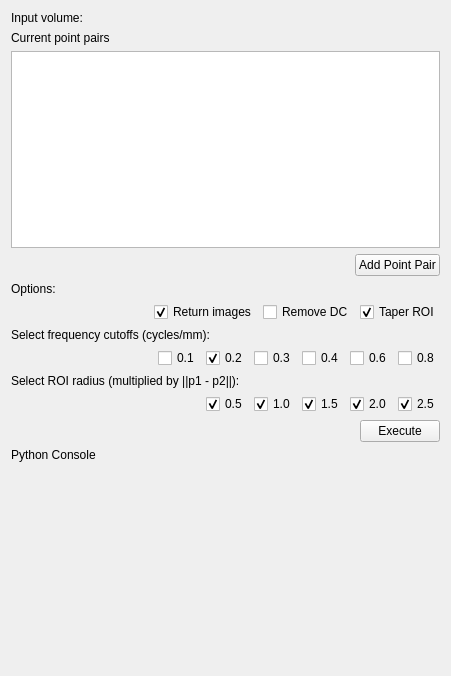
Before: the Qt Designer form AirwayEnergyFraction/Resources/UI/AirwayEnergyFraction.ui in JakeKitzmann/AirwayEnergyFractionSlicer, drawn with Qt 5.
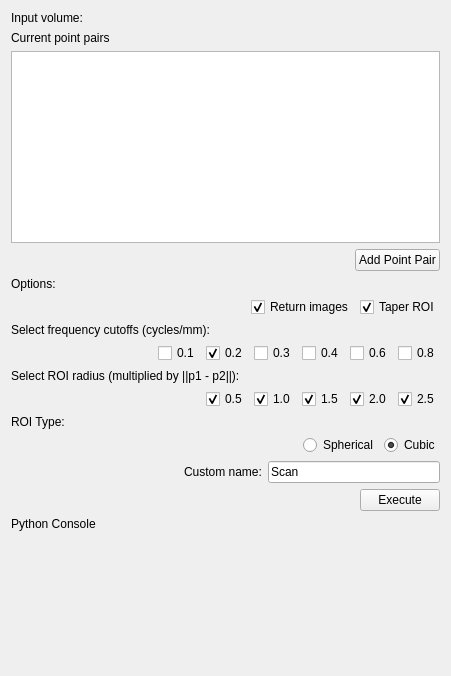
After: the same form once the commit is applied. Custom widgets are drawn as their Qt base class.

Commit message: implemented 2D variant and cubic ROI

What changed in the file:
```diff
--- a/AirwayEnergyFraction/Resources/UI/AirwayEnergyFraction.ui
+++ b/AirwayEnergyFraction/Resources/UI/AirwayEnergyFraction.ui
@@ -114,16 +114,6 @@
          </property>
         </widget>
        </item>
-       <item>
-        <widget class="QCheckBox" name="removeDcCheckbox">
-         <property name="text">
-          <string>Remove DC</string>
-         </property>
-         <property name="checked">
-          <bool>false</bool>
-         </property>
-        </widget>
-       </item>
        <item>
         <widget class="QCheckBox" name="taperRoiCheckbox">
          <property name="text">
@@ -294,6 +284,81 @@
        </item>
       </layout>
      </item>
+     <item>
+      <widget class="QLabel" name="label_2">
+       <property name="text">
+        <string>ROI Type:</string>
+       </property>
+      </widget>
+     </item>
+     <item>
+      <layout class="QHBoxLayout" name="horizontalLayout_4">
+       <item>
+        <spacer name="horizontalSpacer_6">
+         <property name="orientation">
+          <enum>Qt::Horizontal</enum>
+         </property>
+         <property name="sizeHint" stdset="0">
+          <size>
+           <width>40</width>
+           <height>20</height>
+          </size>
+         </property>
+        </spacer>
+       </item>
+       <item>
+        <widget class="QRadioButton" name="sphericalRadioButton">
+         <property name="text">
+          <string>Spherical</string>
+         </property>
+         <property name="checked">
+          <bool>false</bool>
+         </property>
+        </widget>
+       </item>
+       <item>
+        <widget class="QRadioButton" name="cubicRadioButton">
+         <property name="text">
+          <string>Cubic</string>
+         </property>
+         <property name="checked">
+          <bool>true</bool>
+         </property>
+        </widget>
+       </item>
+      </layout>
+     </item>
+     <item>
+      <layout class="QHBoxLayout" name="horizontalLayout_5">
+       <item>
+        <spacer name="horizontalSpacer_7">
+         <property name="orientation">
+          <enum>Qt::Horizontal</enum>
+         </property>
+         <property name="sizeHint" stdset="0">
+          <size>
+           <width>40</width>
+           <height>20</height>
+          </size>
+         </property>
+        </spacer>
+       </item>
+       <item>
+        <widget class="QLabel" name="label_8">
+         <property name="text">
+          <string>Custom name:</string>
+         </property>
+        </widget>
+       </item>
+       <item>
+        <widget class="QLineEdit" name="customLineEdit">
+         <property name="text">
+          <string>Scan</string>
+         </property>
+        </widget>
+       </item>
+      </layout>
+     </item>
      <item>
       <layout class="QHBoxLayout" name="horizontalLayout_9">
        <item>
```
The commit also changes 2 other files.
